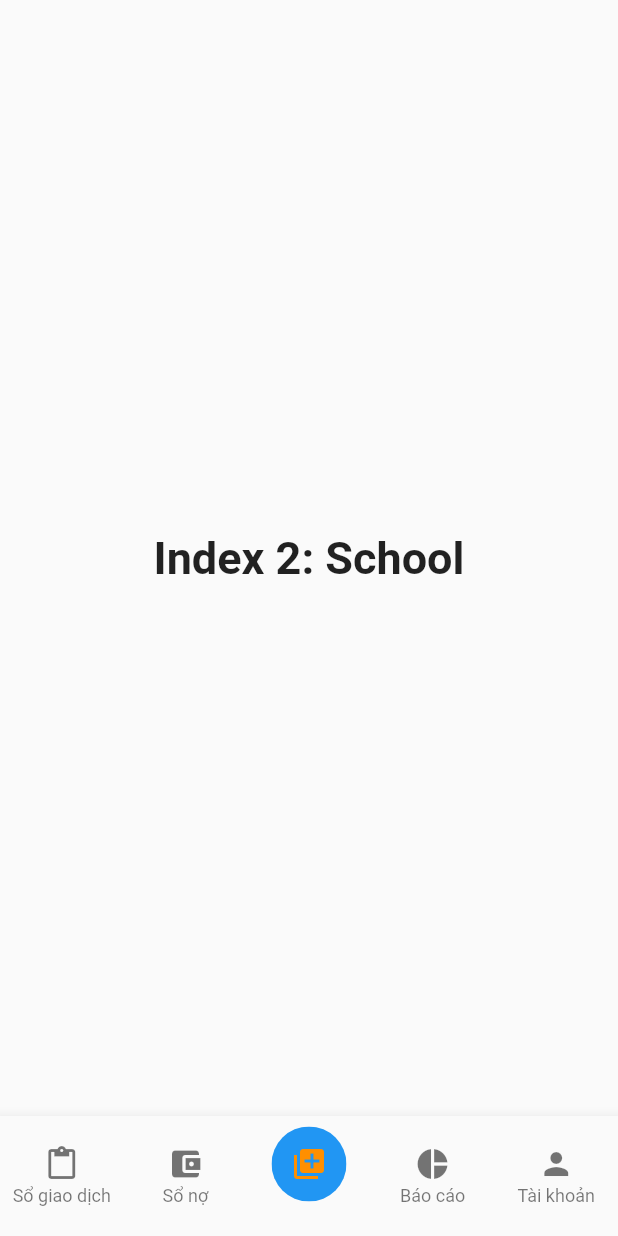
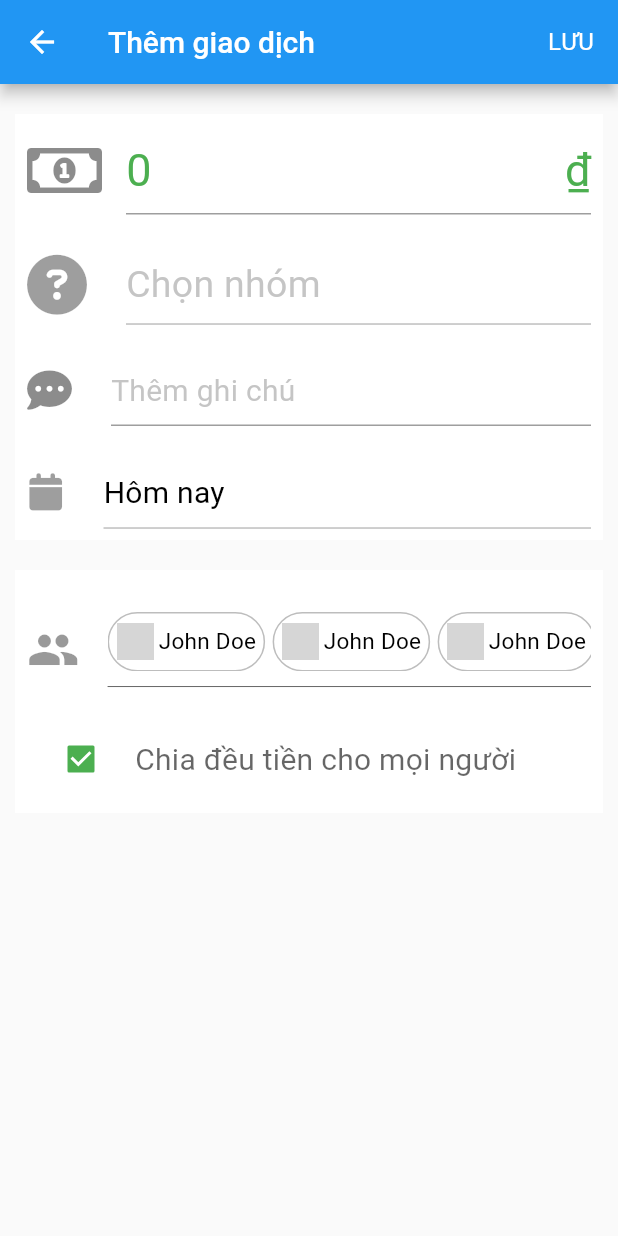
Before and after one commit to chinhhi102/MoneyManager, a Flutter app: the screen it shows once a user with an empty profile is signed in, item 3 of the bottom bar chosen, on a phone screen of 412 x 824 dp. Run offline on Flutter 3.47's test engine with Material 2 defaults, Android fonts, the phone set to English and light mode, and no system bars; our stand-ins replace connectivity, firebase_auth, flutter_icons, google_sign_in; accounts and stored records are empty; network calls fail; Roboto replaces fonts that are missing (Sans); grey boxes are pictures that could not be loaded.

Commit message:
add new trade screen

```diff
--- a/lib/screens/home/homepage_screen.dart
+++ b/lib/screens/home/homepage_screen.dart
@@ -2,9 +2,10 @@ import 'dart:async';
 
 import 'package:money_manager/models/choice_model.dart';
 import 'package:money_manager/screens/account/account_screen.dart';
-import 'package:money_manager/screens/paybook/PayBookScreen.dart';
+import 'package:money_manager/screens/paybook/pay_book_screen.dart';
 import 'package:money_manager/screens/report/report_screen.dart';
-import 'package:money_manager/screens/trade/TradeScreen.dart';
+import 'package:money_manager/screens/trade/new_trade_screen.dart';
+import 'package:money_manager/screens/trade/trade_screen.dart';
 import 'package:flutter/material.dart';
 
 class HomePageScreen extends StatefulWidget {
@@ -23,7 +24,7 @@ class _HomePageScreenState extends State<HomePageScreen>
     TradeScreen(),
     PayBookScreen(),
     Text(
-      'Index 2: School',
+      'Index 2: Add Trade',
       style: optionStyle,
     ),
     ReportScreen(),
@@ -41,6 +42,7 @@ class _HomePageScreenState extends State<HomePageScreen>
 
   void _onItemTapped(int index) {
     setState(() {
+      if(index == 2) return;
       _selectedIndex = index;
     });
   }
@@ -65,19 +67,17 @@ class _HomePageScreenState extends State<HomePageScreen>
                       child: Material(
                         color: Colors.green, // button color
                         child: InkWell(
+                          onTap: () {
+                            Navigator.push(
+                              context,
+                              MaterialPageRoute(
+                                builder: (context) => NewTradeScreen(),
+                              ),
+                            );
+                          },
                           splashColor: Colors.red, // inkwell color
                           child: SizedBox(
                               width: 50, height: 50, child: Icon(Icons.add)),
-                        ),
-                      ),
-                    ),
-                    activeIcon: ClipOval(
-                      child: Material(
-                        color: Colors.blue, // button color
-                        child: InkWell(
-                          splashColor: Colors.red, // inkwell color
-                          child: SizedBox(
-                              width: 50, height: 50, child: Icon(Icons.queue)),
                         ),
                       ),
                     ),
--- a/lib/screens/paybook/PayBookScreen.dart
+++ b/lib/screens/paybook/pay_book_screen.dart
@@ -1,8 +1,8 @@
 import 'package:flutter/cupertino.dart';
 import 'package:flutter/material.dart';
 import 'package:money_manager/models/payBook_model.dart';
-import 'package:money_manager/screens/paybook/GetDetail_Widget.dart';
-import 'package:money_manager/screens/paybook/OutDetail_Widget.dart';
+import 'package:money_manager/screens/paybook/get_detail_widget.dart';
+import 'package:money_manager/screens/paybook/out_detail_widget.dart';
 
 class PayBookScreen extends StatefulWidget {
   @override
--- /dev/null
+++ b/lib/screens/trade/new_trade_screen.dart
@@ -0,0 +1,411 @@
+import 'package:flutter/cupertino.dart';
+import 'package:flutter/material.dart';
+import 'package:flutter_icons/flutter_icons.dart';
+import 'package:intl/intl.dart';
+import 'package:money_manager/models/user_model.dart';
+
+class NewTradeScreen extends StatefulWidget {
+  @override
+  _NewTradeScreenState createState() => _NewTradeScreenState();
+}
+
+class _NewTradeScreenState extends State<NewTradeScreen> {
+  final GlobalKey<FormState> _formKey = GlobalKey<FormState>();
+  DateTime selectedDate = DateTime.now();
+  var dateField = TextEditingController(text: "Hôm nay");
+  bool checkboxValue = true;
+
+  var formatDay = <String>[
+    "",
+    "Thứ hai, ",
+    "Thứ ba, ",
+    "Thứ tư, ",
+    "Thứ năm, ",
+    "Thứ sáu, ",
+    "Thứ bảy, ",
+    "Chủ nhật, "
+  ];
+
+  List<User> _listUser = <User>[
+    User.newUser("Chinh 1", "1", "1"),
+    User.newUser("Chinh 2", "1", "1"),
+    User.newUser("Chinh 3", "1", "1"),
+  ];
+
+  @override
+  Future<void> initState() {
+    super.initState();
+  }
+
+  @override
+  void dispose() {
+    super.dispose();
+  }
+
+  Widget _buildNumOfMoneyField() {
+    return TextFormField(
+      cursorColor: Colors.grey.withOpacity(0.6),
+      style: TextStyle(
+        color: Colors.green,
+        fontSize: 30.0,
+        fontFamily: "Sans",
+        fontWeight: FontWeight.normal,
+        letterSpacing: 0.2,
+      ),
+      initialValue: '0',
+      decoration: InputDecoration(
+        hintText: 'Nhập số tiền giao dịch',
+        suffixText: " ₫",
+        suffixStyle: TextStyle(
+          fontSize: 30.0,
+          color: Colors.green,
+        ),
+        icon: Container(
+          margin: EdgeInsets.only(
+            right: 10.0,
+          ),
+          child: Icon(
+            FontAwesome.money,
+            size: 40.0,
+          ),
+        ),
+        fillColor: Colors.grey.withOpacity(0.6),
+      ),
+      keyboardType: TextInputType.number,
+      validator: (String value) {
+        int _cost = int.tryParse(value);
+        if (_cost == null || _cost <= 0) {
+          return 'Chi phí sản phẩm không hợp lệ';
+        }
+        return null;
+      },
+      onSaved: (String value) {
+        int _cost = int.tryParse(value);
+        print(_cost);
+      },
+    );
+  }
+
+  Widget _buildChoiceCategoryField() {
+    return TextFormField(
+      cursorColor: Colors.grey.withOpacity(0.6),
+      style: TextStyle(
+        color: Colors.black,
+        fontSize: 25.0,
+        fontFamily: "Sans",
+        fontWeight: FontWeight.bold,
+        letterSpacing: 0.2,
+      ),
+      decoration: InputDecoration(
+        hintText: 'Chọn nhóm',
+        hintStyle: TextStyle(
+          color: Colors.grey.withOpacity(0.6),
+          fontSize: 25.0,
+          fontFamily: "Sans",
+          fontWeight: FontWeight.normal,
+          letterSpacing: 0.2,
+        ),
+        icon: Container(
+          margin: EdgeInsets.only(
+            right: 10.0,
+          ),
+          child: Icon(
+            FontAwesome.question_circle,
+            size: 40.0,
+          ),
+        ),
+        fillColor: Colors.grey.withOpacity(0.6),
+      ),
+      enabled: false,
+      validator: (String value) {},
+      onSaved: (String value) {},
+    );
+  }
+
+  Widget _buildCommentField() {
+    return TextFormField(
+      cursorColor: Colors.grey.withOpacity(0.6),
+      style: TextStyle(
+        color: Colors.black,
+        fontSize: 20.0,
+        fontFamily: "Sans",
+        fontWeight: FontWeight.normal,
+        letterSpacing: 0.2,
+      ),
+      decoration: InputDecoration(
+        hintText: 'Thêm ghi chú',
+        hintStyle: TextStyle(
+          color: Colors.grey.withOpacity(0.6),
+          fontSize: 20.0,
+          fontFamily: "Sans",
+          fontWeight: FontWeight.normal,
+          letterSpacing: 0.2,
+        ),
+        icon: Container(
+          margin: EdgeInsets.only(
+            right: 10.0,
+          ),
+          child: Icon(
+            FontAwesome.commenting,
+            size: 30.0,
+          ),
+        ),
+        fillColor: Colors.grey.withOpacity(0.6),
+      ),
+      validator: (String value) {},
+      onSaved: (String value) {},
+    );
+  }
+
+  Widget _buildDateTradeField() {
+    return TextFormField(
+      controller: dateField,
+      cursorColor: Colors.grey.withOpacity(0.6),
+      style: TextStyle(
+        color: Colors.black,
+        fontSize: 20.0,
+        fontFamily: "Sans",
+        fontWeight: FontWeight.normal,
+        letterSpacing: 0.2,
+      ),
+      decoration: InputDecoration(
+        hintText: 'Ngày giao dịch',
+        hintStyle: TextStyle(
+          color: Colors.grey.withOpacity(0.6),
+          fontSize: 20.0,
+          fontFamily: "Sans",
+          fontWeight: FontWeight.normal,
+          letterSpacing: 0.2,
+        ),
+        icon: Container(
+          margin: EdgeInsets.only(
+            right: 10.0,
+          ),
+          child: Icon(
+            FontAwesome.calendar,
+            size: 25.0,
+          ),
+        ),
+        fillColor: Colors.grey.withOpacity(0.6),
+      ),
+      enabled: false,
+      validator: (String value) {},
+      onSaved: (String value) {},
+    );
+  }
+
+  Widget _buildWithFriend() {
+    return Container(
+      margin: EdgeInsets.only(top: 20.0),
+      child: Row(
+//        crossAxisAlignment: CrossAxisAlignment.stretch,
+        children: <Widget>[
+          Expanded(
+            flex: 1,
+            child: Container(
+              margin: EdgeInsets.only(
+                right: 20.0,
+              ),
+              child: Icon(
+                Icons.group,
+                size: 35.0,
+                color: Colors.black.withOpacity(0.4),
+              ),
+            ),
+          ),
+          Expanded(
+            flex: 6,
+            child: Container(
+              height: 50.0,
+              padding: EdgeInsets.only(bottom: 10.0),
+              child: ListView.builder(
+                itemCount: _listUser.length,
+                shrinkWrap: true,
+                scrollDirection: Axis.horizontal,
+                itemBuilder: (BuildContext context, int index) {
+                  return Container(
+                    margin: EdgeInsets.only(right: 5.0),
+                    padding: EdgeInsets.all(5.0),
+                    decoration: BoxDecoration(
+                        border: Border.all(
+                          color: Colors.black26,
+                        ),
+                        borderRadius: BorderRadius.all(Radius.circular(20))),
+                    child: new Row(
+                      crossAxisAlignment: CrossAxisAlignment.center,
+                      mainAxisAlignment: MainAxisAlignment.center,
+                      children: <Widget>[
+                        new Container(
+                          width: 25.0,
+                          height: 25.0,
+                          margin: EdgeInsets.only(right: 3.0),
+                          decoration: new BoxDecoration(
+                              shape: BoxShape.circle,
+                              image: new DecorationImage(
+                                  fit: BoxFit.fill,
+                                  image: new NetworkImage(
+                                      "https://i.imgur.com/BoN9kdC.png"))),
+                        ),
+                        new Text(
+                          "John Doe",
+                          textScaleFactor: 1.5,
+                          style: TextStyle(
+                            color: Colors.black,
+                            fontSize: 10.0,
+                            fontFamily: "Sans",
+                            fontWeight: FontWeight.normal,
+                            letterSpacing: 0.2,
+                          ),
+                        )
+                      ],
+                    ),
+                  );
+                },
+              ),
+              decoration: BoxDecoration(
+                border: Border(
+                  bottom: BorderSide(
+                    color: Colors.black,
+                    width: 0.4,
+                  ),
+                ),
+              ),
+            ),
+          ),
+        ],
+      ),
+    );
+  }
+
+  Widget _builCheckBoxConf(){
+    return CheckboxListTile(
+      value: checkboxValue,
+      onChanged: (val) {
+        setState(() {
+          checkboxValue = !checkboxValue;
+        });
+      },
+      title: new Text(
+        'Chia đều tiền cho mọi người',
+        style: TextStyle(
+          color: Colors.black.withOpacity(0.6),
+          fontSize: 20.0,
+          fontFamily: "Sans",
+          fontWeight: FontWeight.normal,
+          letterSpacing: 0.2,
+        ),
+      ),
+      controlAffinity: ListTileControlAffinity.leading,
+      activeColor: Colors.green,
+    );
+  }
+
+  Future<void> _selectDate(BuildContext context) async {
+    final DateTime picked = await showDatePicker(
+        context: context,
+        initialDate: selectedDate,
+        firstDate: DateTime(2000, 1),
+        lastDate: DateTime(2101));
+    if (picked != null && picked != selectedDate)
+      setState(() {
+        selectedDate = picked;
+        dateField.text = formatDay[selectedDate.weekday] +
+            DateFormat("dd/MM/yyyy").format(selectedDate).toString();
+      });
+  }
+
+  @override
+  Widget build(BuildContext context) {
+    return Scaffold(
+      appBar: AppBar(
+        title: Row(
+          mainAxisAlignment: MainAxisAlignment.spaceBetween,
+          children: <Widget>[
+            Text("Thêm giao dịch"),
+            InkWell(
+              onTap: () {
+                print("Save");
+              },
+              child: Text(
+                "LƯU",
+                style: TextStyle(
+                  fontSize: 16.0,
+                  fontFamily: "Sans",
+                  fontWeight: FontWeight.normal,
+                  letterSpacing: 0.2,
+                  color: Colors.white,
+                ),
+              ),
+            ),
+          ],
+        ),
+      ),
+      body: SingleChildScrollView(
+        child: Container(
+          padding: EdgeInsets.all(10.0),
+          child: Form(
+            key: _formKey,
+            child: Column(
+              mainAxisAlignment: MainAxisAlignment.start,
+              crossAxisAlignment: CrossAxisAlignment.start,
+              children: <Widget>[
+                Container(
+                  padding: EdgeInsets.all(8.0),
+                  margin: EdgeInsets.only(
+                      left: 0, right: 0, top: 10.0, bottom: 10.0),
+                  color: Colors.white,
+                  child: Column(
+                    children: <Widget>[
+                      _buildNumOfMoneyField(),
+                      SizedBox(
+                        height: 20.0,
+                      ),
+                      InkWell(
+                        onTap: () {
+                          print("Chọn nhóm");
+                        },
+                        child: _buildChoiceCategoryField(),
+                      ),
+                      SizedBox(
+                        height: 20.0,
+                      ),
+                      _buildCommentField(),
+                      SizedBox(
+                        height: 20.0,
+                      ),
+                      InkWell(
+                        onTap: () {
+                          _selectDate(context);
+                        },
+                        child: _buildDateTradeField(),
+                      ),
+                    ],
+                  ),
+                ),
+                Container(
+                  padding: EdgeInsets.all(8.0),
+                  margin: EdgeInsets.only(
+                      left: 0, right: 0, top: 10.0, bottom: 10.0),
+                  color: Colors.white,
+                  child: Column(
+                    children: <Widget>[
+                      InkWell(
+                          onTap: () {
+                            print("Chọn bạn");
+                          },
+                          child: _buildWithFriend()),
+                      SizedBox(
+                        height: 20.0,
+                      ),
+                      _builCheckBoxConf(),
+                    ],
+                  ),
+                ),
+              ],
+            ),
+          ),
+        ),
+      ),
+    );
+  }
+}
```
Also changed, not shown: lib/screens/paybook/get_detail_widget.dart (renamed from lib/screens/paybook/GetDetail_Widget.dart), lib/screens/paybook/out_detail_widget.dart (renamed from lib/screens/paybook/OutDetail_Widget.dart), lib/screens/trade/select_category_screen.dart (added), lib/screens/trade/trade_screen.dart (renamed from lib/screens/trade/TradeScreen.dart).
